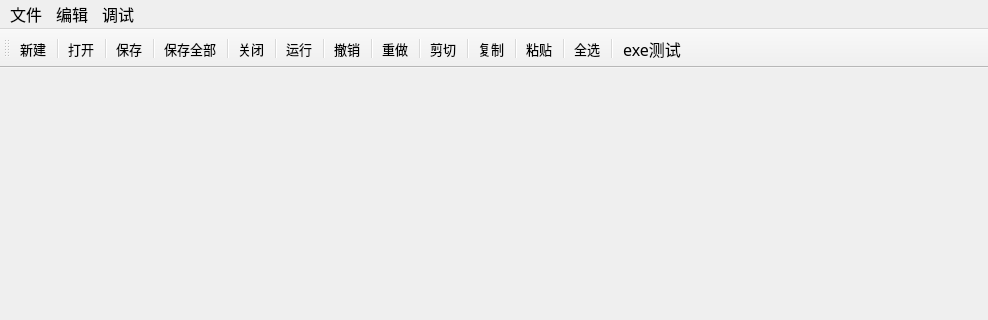
Before: the Qt Designer form Horizon.ui in XinXingDianDeng-WHU/Horizon, drawn with Qt 5; both pictures show x 0 to 988 and y 0 to 320 of the 988 by 793 pixel window.
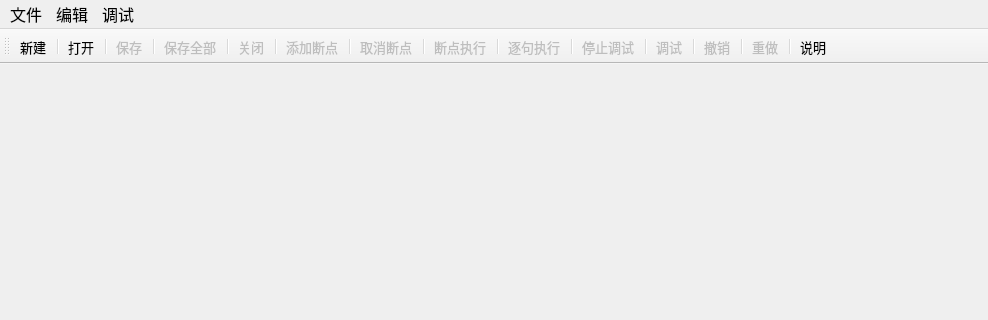
After: the same form once the commit is applied. Icons and pictures are not drawn.

What changed in the file:
```diff
--- a/Horizon.ui
+++ b/Horizon.ui
@@ -95,9 +95,16 @@
     <addaction name="separator"/>
     <addaction name="actionClose"/>
     <addaction name="separator"/>
+    <addaction name="actionAbout"/>
+    <addaction name="separator"/>
     <addaction name="actionQuit"/>
    </widget>
    <widget class="QMenu" name="menuEdit">
+    <property name="font">
+     <font>
+      <family>微软雅黑</family>
+     </font>
+    </property>
     <property name="title">
      <string>编辑</string>
     </property>
@@ -114,12 +121,25 @@
     <addaction name="actionSelect_All"/>
    </widget>
    <widget class="QMenu" name="menuDebug">
+    <property name="font">
+     <font>
+      <family>微软雅黑</family>
+     </font>
+    </property>
     <property name="title">
      <string>调试</string>
     </property>
     <addaction name="actionRun"/>
     <addaction name="separator"/>
-    <addaction name="actionTest"/>
+    <addaction name="actionLineDebug"/>
+    <addaction name="separator"/>
+    <addaction name="actionPointDebug"/>
+    <addaction name="separator"/>
+    <addaction name="actionCancelDebug"/>
+    <addaction name="separator"/>
+    <addaction name="actionBreak"/>
+    <addaction name="separator"/>
+    <addaction name="actionCancelBreak"/>
    </widget>
    <addaction name="menuFile"/>
    <addaction name="menuEdit"/>
@@ -143,6 +163,14 @@
    </property>
   </widget>
   <widget class="QToolBar" name="toolBar">
+   <property name="enabled">
+    <bool>true</bool>
+   </property>
+   <property name="font">
+    <font>
+     <pointsize>10</pointsize>
+    </font>
+   </property>
    <property name="windowTitle">
     <string>toolBar</string>
    </property>
@@ -162,21 +190,23 @@
    <addaction name="separator"/>
    <addaction name="actionClose"/>
    <addaction name="separator"/>
+   <addaction name="actionBreak"/>
+   <addaction name="separator"/>
+   <addaction name="actionCancelBreak"/>
+   <addaction name="separator"/>
+   <addaction name="actionPointDebug"/>
+   <addaction name="separator"/>
+   <addaction name="actionLineDebug"/>
+   <addaction name="separator"/>
+   <addaction name="actionCancelDebug"/>
+   <addaction name="separator"/>
    <addaction name="actionRun"/>
    <addaction name="separator"/>
    <addaction name="actionUndo"/>
    <addaction name="separator"/>
    <addaction name="actionRedo"/>
    <addaction name="separator"/>
-   <addaction name="actionCut"/>
-   <addaction name="separator"/>
-   <addaction name="actionCopy"/>
-   <addaction name="separator"/>
-   <addaction name="actionPaste"/>
-   <addaction name="separator"/>
-   <addaction name="actionSelect_All"/>
-   <addaction name="separator"/>
-   <addaction name="actionTest"/>
+   <addaction name="actionAbout"/>
   </widget>
   <action name="actionOpen">
    <property name="icon">
@@ -200,6 +230,9 @@
    </property>
   </action>
   <action name="actionSave">
+   <property name="enabled">
+    <bool>false</bool>
+   </property>
    <property name="icon">
     <iconset theme="Save" resource="Horizon.qrc">
      <normaloff>:/Horizon/res/icon/Save.png</normaloff>:/Horizon/res/icon/Save.png</iconset>
@@ -221,6 +254,9 @@
    </property>
   </action>
   <action name="actionSave_All">
+   <property name="enabled">
+    <bool>false</bool>
+   </property>
    <property name="icon">
     <iconset theme="SaveAll" resource="Horizon.qrc">
      <normaloff>:/Horizon/res/icon/SaveAll.png</normaloff>:/Horizon/res/icon/SaveAll.png</iconset>
@@ -242,6 +278,9 @@
    </property>
   </action>
   <action name="actionClose">
+   <property name="enabled">
+    <bool>false</bool>
+   </property>
    <property name="icon">
     <iconset theme="Close" resource="Horizon.qrc">
      <normaloff>:/Horizon/res/icon/Close.png</normaloff>:/Horizon/res/icon/Close.png</iconset>
@@ -263,6 +302,9 @@
    </property>
   </action>
   <action name="actionUndo">
+   <property name="enabled">
+    <bool>false</bool>
+   </property>
    <property name="icon">
     <iconset theme="Undo" resource="Horizon.qrc">
      <normaloff>:/Horizon/res/icon/Undo.png</normaloff>:/Horizon/res/icon/Undo.png</iconset>
@@ -284,6 +326,9 @@
    </property>
   </action>
   <action name="actionRedo">
+   <property name="enabled">
+    <bool>false</bool>
+   </property>
    <property name="icon">
     <iconset theme="Redo" resource="Horizon.qrc">
      <normaloff>:/Horizon/res/icon/Redo.png</normaloff>:/Horizon/res/icon/Redo.png</iconset>
@@ -305,6 +350,9 @@
    </property>
   </action>
   <action name="actionCut">
+   <property name="enabled">
+    <bool>false</bool>
+   </property>
    <property name="icon">
     <iconset theme="Cut" resource="Horizon.qrc">
      <normaloff>:/Horizon/res/icon/Cut.png</normaloff>:/Horizon/res/icon/Cut.png</iconset>
@@ -326,6 +374,9 @@
    </property>
   </action>
   <action name="actionCopy">
+   <property name="enabled">
+    <bool>false</bool>
+   </property>
    <property name="icon">
     <iconset theme="Copy" resource="Horizon.qrc">
      <normaloff>:/Horizon/res/icon/Copy.png</normaloff>:/Horizon/res/icon/Copy.png</iconset>
@@ -347,6 +398,9 @@
    </property>
   </action>
   <action name="actionPaste">
+   <property name="enabled">
+    <bool>false</bool>
+   </property>
    <property name="icon">
     <iconset theme="Paste" resource="Horizon.qrc">
      <normaloff>:/Horizon/res/icon/Paste.png</normaloff>:/Horizon/res/icon/Paste.png</iconset>
@@ -368,6 +422,9 @@
    </property>
   </action>
   <action name="actionSelect_All">
+   <property name="enabled">
+    <bool>false</bool>
+   </property>
    <property name="icon">
     <iconset theme="SelectAll" resource="Horizon.qrc">
      <normaloff>:/Horizon/res/icon/SelectAll.png</normaloff>:/Horizon/res/icon/SelectAll.png</iconset>
@@ -389,12 +446,15 @@
    </property>
   </action>
   <action name="actionRun">
+   <property name="enabled">
+    <bool>false</bool>
+   </property>
    <property name="icon">
     <iconset theme="Run" resource="Horizon.qrc">
      <normaloff>:/Horizon/res/icon/Run.png</normaloff>:/Horizon/res/icon/Run.png</iconset>
    </property>
    <property name="text">
-    <string>运行</string>
+    <string>调试</string>
    </property>
    <property name="toolTip">
     <string>运行</string>
@@ -427,7 +487,7 @@
     </font>
    </property>
    <property name="shortcut">
-    <string>Ctrl+Q</string>
+    <string>Esc</string>
    </property>
   </action>
   <action name="actionNew">
@@ -451,16 +511,127 @@
     <string>Ctrl+N</string>
    </property>
   </action>
-  <action name="actionTest">
+  <action name="actionAbout">
    <property name="icon">
-    <iconset resource="Horizon.qrc">
+    <iconset theme="Test" resource="Horizon.qrc">
      <normaloff>:/Horizon/res/icon/About.png</normaloff>:/Horizon/res/icon/About.png</iconset>
    </property>
    <property name="text">
-    <string>exe测试</string>
+    <string>说明</string>
    </property>
+   <property name="font">
+    <font>
+     <family>微软雅黑</family>
+     <pointsize>10</pointsize>
+    </font>
+   </property>
    <property name="shortcut">
-    <string>F5</string>
+    <string>`</string>
+   </property>
+  </action>
+  <action name="actionLineDebug">
+   <property name="enabled">
+    <bool>false</bool>
+   </property>
+   <property name="icon">
+    <iconset theme="LineDebug" resource="Horizon.qrc">
+     <normaloff>:/Horizon/res/icon/LineDebug.png</normaloff>:/Horizon/res/icon/LineDebug.png</iconset>
+   </property>
+   <property name="text">
+    <string>逐句执行</string>
+   </property>
+   <property name="font">
+    <font>
+     <family>微软雅黑</family>
+     <pointsize>10</pointsize>
+    </font>
+   </property>
+   <property name="shortcut">
+    <string>F11</string>
+   </property>
+  </action>
+  <action name="actionPointDebug">
+   <property name="enabled">
+    <bool>false</bool>
+   </property>
+   <property name="icon">
+    <iconset theme="PointDebug" resource="Horizon.qrc">
+     <normaloff>:/Horizon/res/icon/PointDebug.png</normaloff>:/Horizon/res/icon/PointDebug.png</iconset>
+   </property>
+   <property name="text">
+    <string>断点执行</string>
+   </property>
+   <property name="font">
+    <font>
+     <family>微软雅黑</family>
+     <pointsize>10</pointsize>
+    </font>
+   </property>
+   <property name="shortcut">
+    <string>F10</string>
+   </property>
+  </action>
+  <action name="actionBreak">
+   <property name="enabled">
+    <bool>false</bool>
+   </property>
+   <property name="icon">
+    <iconset theme="Break" resource="Horizon.qrc">
+     <normaloff>:/Horizon/res/icon/Break.png</normaloff>:/Horizon/res/icon/Break.png</iconset>
+   </property>
+   <property name="text">
+    <string>添加断点</string>
+   </property>
+   <property name="font">
+    <font>
+     <family>微软雅黑</family>
+     <pointsize>10</pointsize>
+    </font>
+   </property>
+   <property name="shortcut">
+    <string>F1</string>
+   </property>
+  </action>
+  <action name="actionCancelBreak">
+   <property name="enabled">
+    <bool>false</bool>
+   </property>
+   <property name="icon">
+    <iconset theme="CancelBreak" resource="Horizon.qrc">
+     <normaloff>:/Horizon/res/icon/CancelBreak.png</normaloff>:/Horizon/res/icon/CancelBreak.png</iconset>
+   </property>
+   <property name="text">
+    <string>取消断点</string>
+   </property>
+   <property name="font">
+    <font>
+     <family>微软雅黑</family>
+     <pointsize>10</pointsize>
+    </font>
+   </property>
+   <property name="shortcut">
+    <string>F2</string>
+   </property>
+  </action>
+  <action name="actionCancelDebug">
+   <property name="enabled">
+    <bool>false</bool>
+   </property>
+   <property name="icon">
+    <iconset theme="CancelDebug" resource="Horizon.qrc">
+     <normaloff>:/Horizon/res/icon/CancelDebug.png</normaloff>:/Horizon/res/icon/CancelDebug.png</iconset>
+   </property>
+   <property name="text">
+    <string>停止调试</string>
+   </property>
+   <property name="font">
+    <font>
+     <family>微软雅黑</family>
+     <pointsize>10</pointsize>
+    </font>
+   </property>
+   <property name="shortcut">
+    <string>F9</string>
    </property>
   </action>
  </widget>
```
